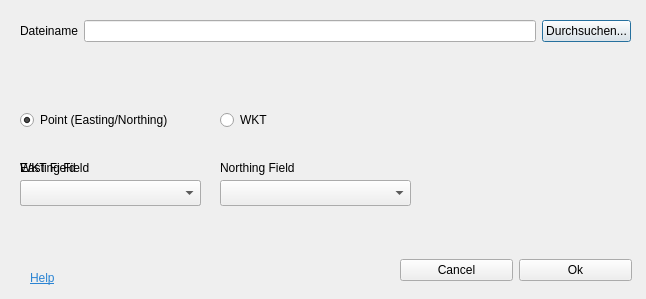
Qt form geocsv_dialog_new.ui (geometalab/Editable-GeoCSV-QGIS-Plugin) before a commit.
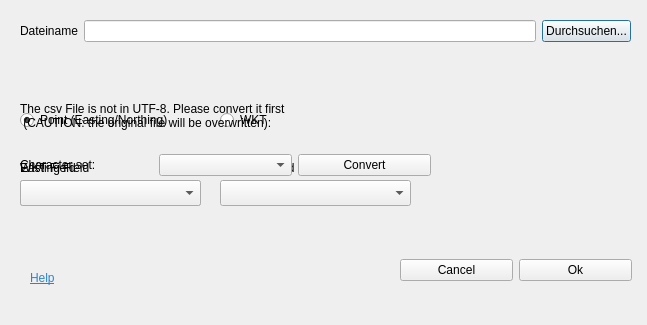
The same form after that commit.

Commit message: added charset conversion logic

Patch:
```diff
--- a/geocsv_dialog_new.ui
+++ b/geocsv_dialog_new.ui
@@ -6,8 +6,8 @@
    <rect>
     <x>0</x>
     <y>0</y>
-    <width>646</width>
-    <height>299</height>
+    <width>647</width>
+    <height>325</height>
    </rect>
   </property>
   <property name="windowTitle">
@@ -241,6 +241,62 @@
     <string>&lt;html&gt;&lt;head/&gt;&lt;body&gt;&lt;p&gt;&lt;a href=&quot;http://giswiki.hsr.ch/Editable_GeoCSV#Help&quot;&gt;&lt;span style=&quot; text-decoration: underline; color:#2b84d3;&quot;&gt;Help&lt;/span&gt;&lt;/a&gt;&lt;/p&gt;&lt;/body&gt;&lt;/html&gt;</string>
    </property>
   </widget>
+  <widget class="QWidget" name="charsetWidget" native="true">
+   <property name="geometry">
+    <rect>
+     <x>10</x>
+     <y>90</y>
+     <width>581</width>
+     <height>121</height>
+    </rect>
+   </property>
+   <widget class="QWidget" name="gridLayoutWidget_2">
+    <property name="geometry">
+     <rect>
+      <x>10</x>
+      <y>50</y>
+      <width>411</width>
+      <height>51</height>
+     </rect>
+    </property>
+    <layout class="QGridLayout" name="gridLayout_2">
+     <item row="0" column="1">
+      <widget class="QComboBox" name="charsetDropDown"/>
+     </item>
+     <item row="0" column="2">
+      <widget class="QPushButton" name="charsetConvertButton">
+       <property name="text">
+        <string>Convert</string>
+       </property>
+      </widget>
+     </item>
+     <item row="0" column="0">
+      <widget class="QLabel" name="label_5">
+       <property name="text">
+        <string>Character set:</string>
+       </property>
+      </widget>
+     </item>
+    </layout>
+   </widget>
+   <widget class="QLabel" name="label_6">
+    <property name="geometry">
+     <rect>
+      <x>10</x>
+      <y>10</y>
+      <width>471</width>
+      <height>31</height>
+     </rect>
+    </property>
+    <property name="text">
+     <string>The csv File is not in UTF-8. Please convert it first
+ (CAUTION: the original file will be overwritten):</string>
+    </property>
+    <property name="wordWrap">
+     <bool>true</bool>
+    </property>
+   </widget>
+  </widget>
  </widget>
  <resources/>
  <connections/>
```
Left out of the diff: 3 changed lines with no effect on the pictures. The commit also changes 7 other files.
